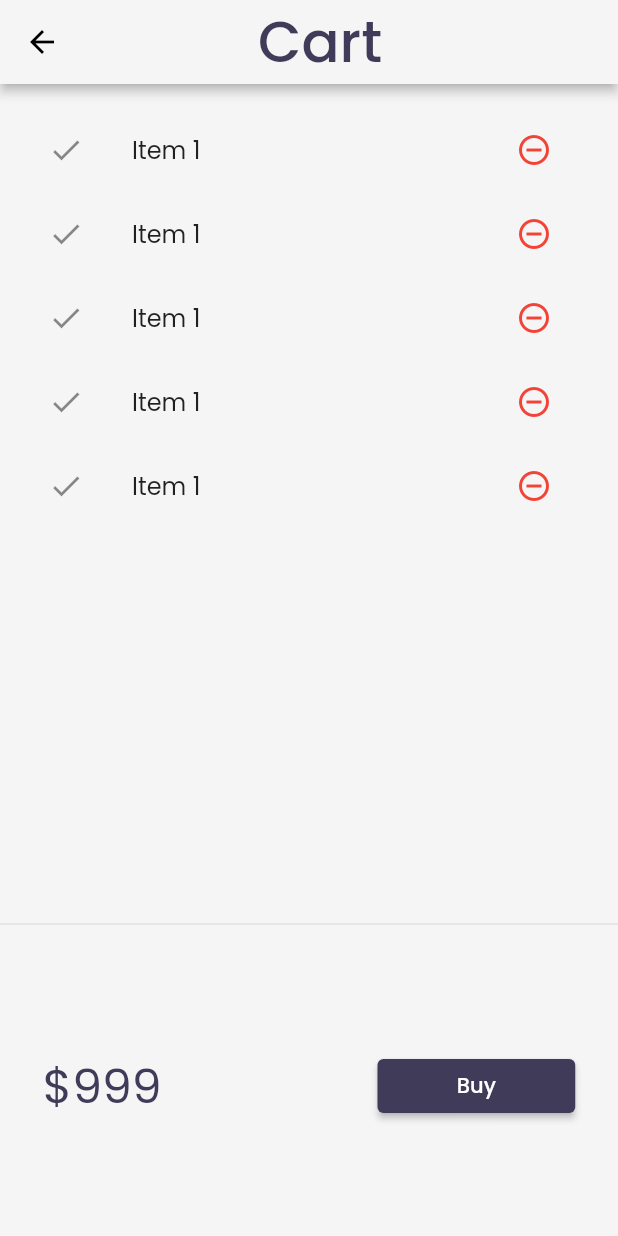
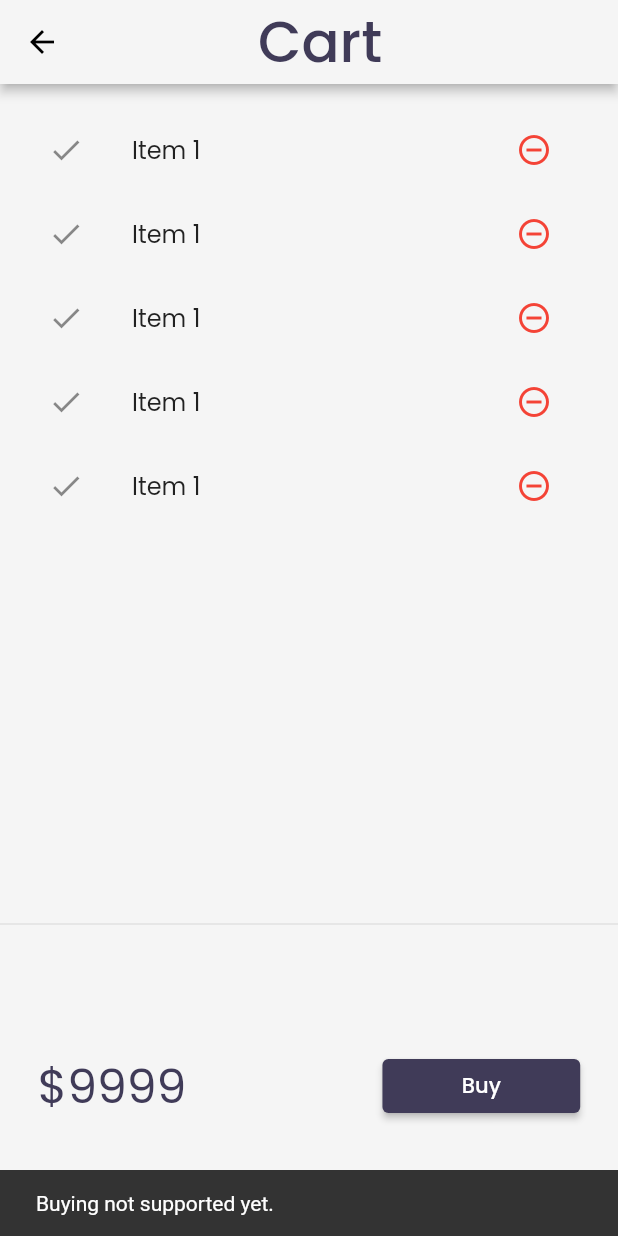
Before and after one commit to RAWMIC17/Shopping-App, a Flutter app: the CartPage screen opened by its route, after a tap on "Buy", on a phone screen of 412 x 824 dp. Run offline on Flutter 3.47's test engine with Material 2 defaults, Android fonts, the phone set to English and light mode, and no system bars; our stand-ins replace google_fonts, velocity_x.

Commit message:
day 19 completed

```diff
--- a/lib/models/catalog.dart
+++ b/lib/models/catalog.dart
@@ -5,11 +5,11 @@ class CatalogModel {
   static List<Item> items = []; //? solves null safety
 
   //Get item by id
-  static getById(int id) =>
+   Item getById(int id) =>
       items.firstWhere((element) => element.id == id, orElse: null);
 
   //Get item by position
-  static getByPosition(int pos) => items[pos];
+   Item getByPosition(int pos) => items[pos];
 
 }
 
--- a/lib/pages/cart_page.dart
+++ b/lib/pages/cart_page.dart
@@ -36,10 +36,14 @@ class _CartTotal extends StatelessWidget {
           mainAxisAlignment:
               MainAxisAlignment.spaceAround, //better than spacebetween
           children: [
-            "\$999".text.xl4.color(context.theme.colorScheme.secondary).make(),
+            "\$9999".text.xl4.color(context.theme.colorScheme.secondary).make(),
             30.widthBox,
             ElevatedButton(
-                    onPressed: () {},
+                    onPressed: () {
+                      ScaffoldMessenger.of(context).showSnackBar(SnackBar(//To display system message
+                        content: "Buying not supported yet.".text.make(),
+                      ));
+                    },
                     style: ButtonStyle(
                         backgroundColor: MaterialStateProperty.all(
                             context.theme.highlightColor)),
--- a/lib/widgets/home_widgets/catalog_list.dart
+++ b/lib/widgets/home_widgets/catalog_list.dart
@@ -14,7 +14,7 @@ class CatalogList extends StatelessWidget {
         shrinkWrap: true,
         itemCount: CatalogModel.items.length,
         itemBuilder: (context, index) {
-          final catalog = CatalogModel.getByPosition(index); //.items[index];
+          final catalog = CatalogModel.items[index];
           return InkWell(
               onTap: () => Navigator.push(
                   context,
```
Also changed, not shown: lib/models/cart.dart (added, +34 -0 lines).
